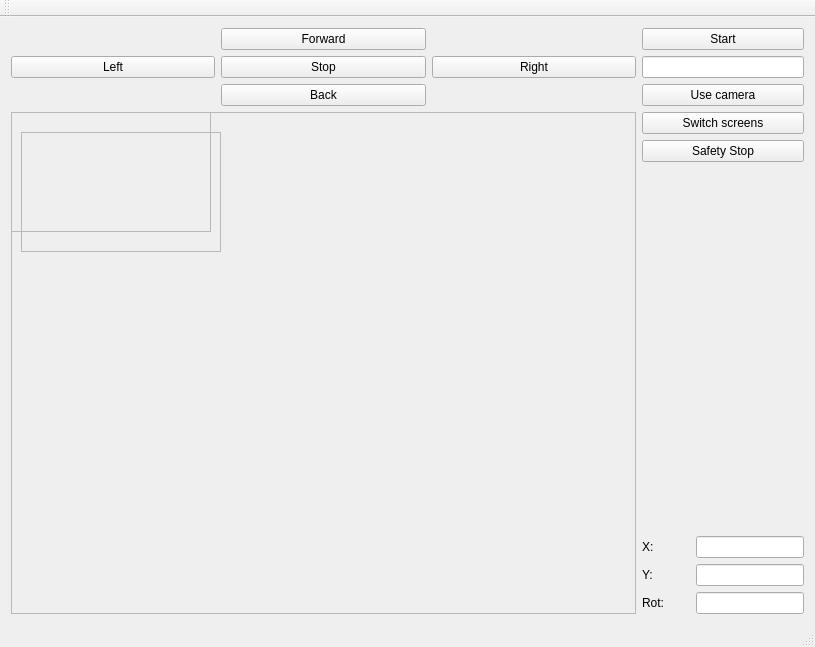
Qt form demoRMR-all-all-in_with_skeleton/demoRMR/mainwindow.ui (silviamartisova/HMIvROB) before a commit.
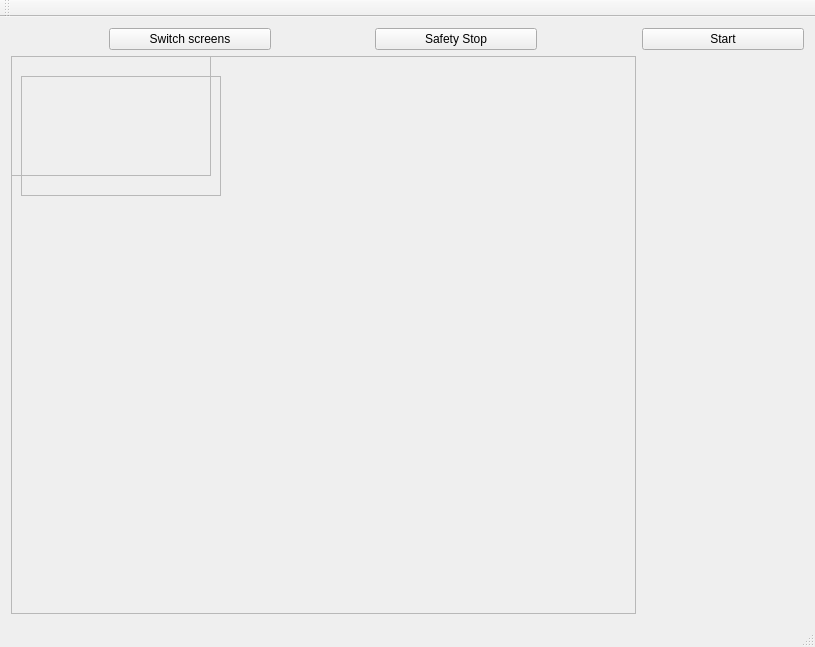
The same form after that commit.

```diff
--- a/demoRMR-all-all-in_with_skeleton/demoRMR/mainwindow.ui
+++ b/demoRMR-all-all-in_with_skeleton/demoRMR/mainwindow.ui
@@ -117,118 +117,11 @@
         </property>
        </widget>
       </item>
-      <item>
-       <widget class="QLineEdit" name="lineEdit">
-        <property name="sizePolicy">
-         <sizepolicy hsizetype="Fixed" vsizetype="Fixed">
-          <horstretch>0</horstretch>
-          <verstretch>0</verstretch>
-         </sizepolicy>
-        </property>
-        <property name="minimumSize">
-         <size>
-          <width>162</width>
-          <height>0</height>
-         </size>
-        </property>
-       </widget>
-      </item>
-      <item>
-       <widget class="QPushButton" name="pushButton">
-        <property name="sizePolicy">
-         <sizepolicy hsizetype="Fixed" vsizetype="Fixed">
-          <horstretch>0</horstretch>
-          <verstretch>0</verstretch>
-         </sizepolicy>
-        </property>
-        <property name="minimumSize">
-         <size>
-          <width>162</width>
-          <height>0</height>
-         </size>
-        </property>
-        <property name="text">
-         <string>Use camera</string>
-        </property>
-       </widget>
-      </item>
      </layout>
     </item>
     <item row="1" column="0">
      <layout class="QGridLayout" name="gridLayout_2">
-      <item row="1" column="2">
-       <widget class="QPushButton" name="pushButton_5">
-        <property name="sizePolicy">
-         <sizepolicy hsizetype="Expanding" vsizetype="Fixed">
-          <horstretch>0</horstretch>
-          <verstretch>0</verstretch>
-         </sizepolicy>
-        </property>
-        <property name="text">
-         <string>Right</string>
-        </property>
-       </widget>
-      </item>
-      <item row="0" column="1">
-       <widget class="QPushButton" name="pushButton_2">
-        <property name="sizePolicy">
-         <sizepolicy hsizetype="Expanding" vsizetype="Fixed">
-          <horstretch>0</horstretch>
-          <verstretch>0</verstretch>
-         </sizepolicy>
-        </property>
-        <property name="text">
-         <string>Forward</string>
-        </property>
-       </widget>
-      </item>
-      <item row="1" column="0">
-       <widget class="QPushButton" name="pushButton_6">
-        <property name="sizePolicy">
-         <sizepolicy hsizetype="Expanding" vsizetype="Fixed">
-          <horstretch>0</horstretch>
-          <verstretch>0</verstretch>
-         </sizepolicy>
-        </property>
-        <property name="text">
-         <string>Left</string>
-        </property>
-       </widget>
-      </item>
-      <item row="2" column="1">
-       <widget class="QPushButton" name="pushButton_3">
-        <property name="sizePolicy">
-         <sizepolicy hsizetype="Expanding" vsizetype="Fixed">
-          <horstretch>0</horstretch>
-          <verstretch>0</verstretch>
-         </sizepolicy>
-        </property>
-        <property name="text">
-         <string>Back</string>
-        </property>
-       </widget>
-      </item>
-      <item row="1" column="1">
-       <widget class="QPushButton" name="pushButton_4">
-        <property name="enabled">
-         <bool>true</bool>
-        </property>
-        <property name="sizePolicy">
-         <sizepolicy hsizetype="Expanding" vsizetype="Fixed">
-          <horstretch>0</horstretch>
-          <verstretch>0</verstretch>
-         </sizepolicy>
-        </property>
-        <property name="text">
-         <string>Stop</string>
-        </property>
-       </widget>
-      </item>
-     </layout>
-    </item>
-    <item row="2" column="1">
-     <layout class="QVBoxLayout" name="verticalLayout_2">
-      <item>
+      <item row="0" column="0">
        <widget class="QPushButton" name="pushButton_8">
         <property name="sizePolicy">
          <sizepolicy hsizetype="Fixed" vsizetype="Fixed">
@@ -247,7 +140,7 @@
         </property>
        </widget>
       </item>
-      <item>
+      <item row="0" column="1">
        <widget class="QPushButton" name="pushButton_7">
         <property name="sizePolicy">
          <sizepolicy hsizetype="Fixed" vsizetype="Fixed">
@@ -266,92 +159,6 @@
         </property>
        </widget>
       </item>
-      <item>
-       <spacer name="verticalSpacer">
-        <property name="orientation">
-         <enum>Qt::Vertical</enum>
-        </property>
-        <property name="sizeHint" stdset="0">
-         <size>
-          <width>20</width>
-          <height>40</height>
-         </size>
-        </property>
-       </spacer>
-      </item>
-      <item>
-       <layout class="QGridLayout" name="gridLayout_3">
-        <item row="0" column="0">
-         <widget class="QLabel" name="label">
-          <property name="text">
-           <string>X:</string>
-          </property>
-         </widget>
-        </item>
-        <item row="2" column="0">
-         <widget class="QLabel" name="label_3">
-          <property name="text">
-           <string>Rot:</string>
-          </property>
-         </widget>
-        </item>
-        <item row="1" column="0">
-         <widget class="QLabel" name="label_2">
-          <property name="text">
-           <string>Y:</string>
-          </property>
-         </widget>
-        </item>
-        <item row="0" column="1">
-         <widget class="QLineEdit" name="lineEdit_2">
-          <property name="sizePolicy">
-           <sizepolicy hsizetype="Fixed" vsizetype="Fixed">
-            <horstretch>0</horstretch>
-            <verstretch>0</verstretch>
-           </sizepolicy>
-          </property>
-          <property name="focusPolicy">
-           <enum>Qt::NoFocus</enum>
-          </property>
-          <property name="readOnly">
-           <bool>true</bool>
-          </property>
-         </widget>
-        </item>
-        <item row="1" column="1">
-         <widget class="QLineEdit" name="lineEdit_3">
-          <property name="sizePolicy">
-           <sizepolicy hsizetype="Fixed" vsizetype="Fixed">
-            <horstretch>0</horstretch>
-            <verstretch>0</verstretch>
-           </sizepolicy>
-          </property>
-          <property name="focusPolicy">
-           <enum>Qt::NoFocus</enum>
-          </property>
-          <property name="readOnly">
-           <bool>true</bool>
-          </property>
-         </widget>
-        </item>
-        <item row="2" column="1">
-         <widget class="QLineEdit" name="lineEdit_4">
-          <property name="sizePolicy">
-           <sizepolicy hsizetype="Fixed" vsizetype="Fixed">
-            <horstretch>0</horstretch>
-            <verstretch>0</verstretch>
-           </sizepolicy>
-          </property>
-          <property name="focusPolicy">
-           <enum>Qt::NoFocus</enum>
-          </property>
-          <property name="readOnly">
-           <bool>true</bool>
-          </property>
-         </widget>
-        </item>
-       </layout>
-      </item>
      </layout>
     </item>
    </layout>
```
